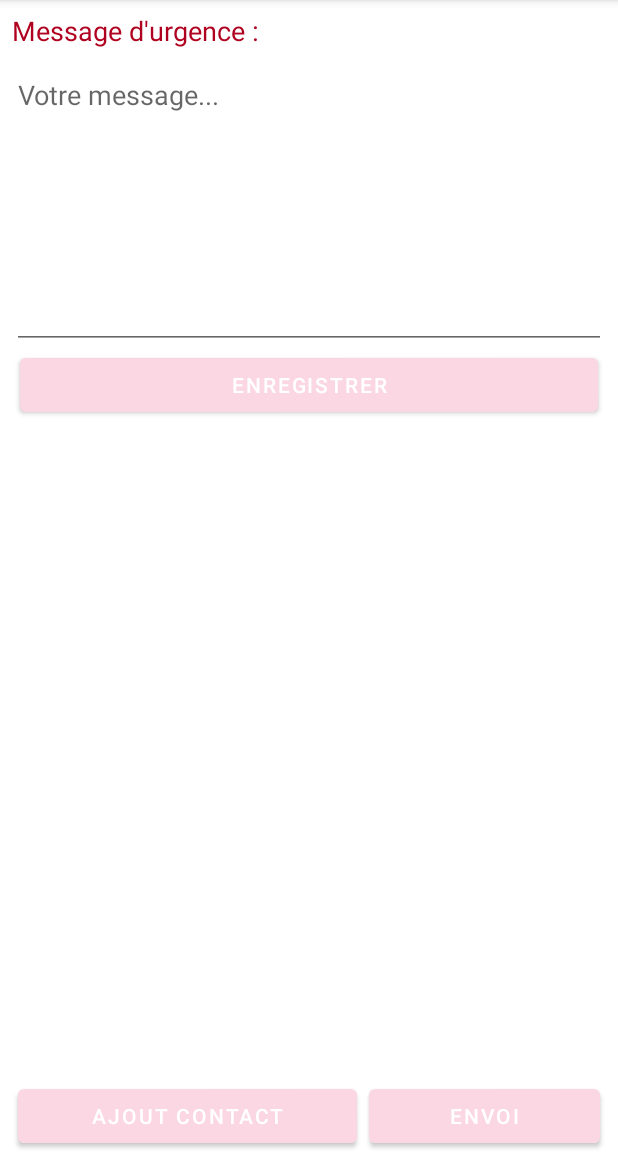
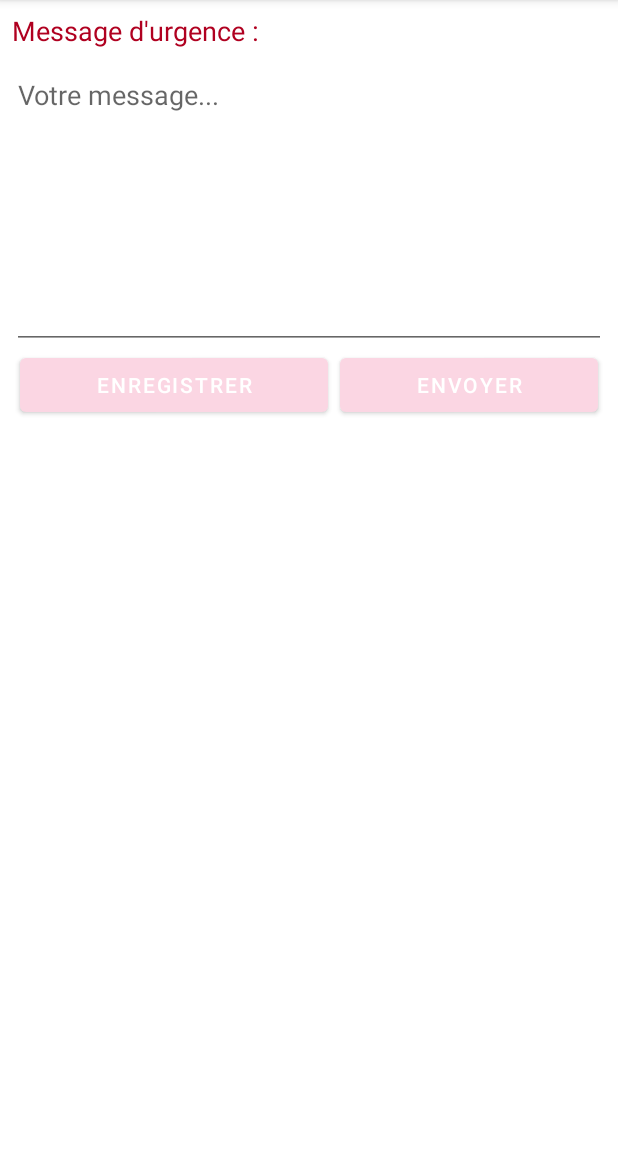
Before and after one commit to DocDirect2021/Doc_Direct, an Android app: the fragment FragmentUrgence placed in its activity, on a phone screen of 412 x 824 dp, the part 84-1236 px from its top. Run offline under Robolectric (Android 15) with nearby library versions, the phone set to English and light mode, and no system bars; our stand-ins replace Firebase (no records; nobody signed in at launch, a user with empty details on screens opened directly).

Commit message:
update ecran urgence

```diff
--- a/app/src/main/res/layout/fragment_urgence.xml
+++ b/app/src/main/res/layout/fragment_urgence.xml
@@ -29,7 +29,7 @@
         android:layout_marginEnd="8dp"
         android:ems="10"
         android:gravity="start|top"
-        android:hint="Votre message..."
+        android:hint="@string/enter_message"
         android:inputType="textMultiLine"
         android:minHeight="48dp"
         app:layout_constraintEnd_toEndOf="parent"
@@ -58,27 +58,6 @@
             android:layout_weight="1"
             android:text="@string/save" />
 
-    </LinearLayout>
-
-    <LinearLayout
-        android:id="@+id/linearLayout3"
-        android:layout_width="match_parent"
-        android:layout_height="wrap_content"
-        android:orientation="horizontal"
-        android:paddingStart="8dp"
-        android:paddingEnd="8dp"
-        app:layout_constraintBottom_toBottomOf="parent"
-        tools:layout_editor_absoluteX="138dp">
-
-        <Button
-            android:id="@+id/btnAddRecipient"
-            android:layout_width="wrap_content"
-            android:layout_height="wrap_content"
-            android:layout_marginLeft="4dp"
-            android:layout_marginRight="4dp"
-            android:layout_weight="1"
-            android:text="Ajout Contact" />
-
         <Button
             android:id="@+id/btnSendMsg"
             android:layout_width="wrap_content"
@@ -86,14 +65,14 @@
             android:layout_marginLeft="4dp"
             android:layout_marginRight="4dp"
             android:layout_weight="1"
-            android:text="Envoi" />
+            android:text="@string/send" />
 
     </LinearLayout>
 
     <androidx.recyclerview.widget.RecyclerView
         android:id="@+id/rcvRecipients"
         android:layout_width="409dp"
-        android:layout_height="333dp"
+        android:layout_height="377dp"
         app:layout_constraintEnd_toEndOf="parent"
         app:layout_constraintHorizontal_bias="0.5"
         app:layout_constraintStart_toStartOf="parent"
--- a/app/src/main/res/values/strings.xml
+++ b/app/src/main/res/values/strings.xml
@@ -10,5 +10,7 @@
     <string name="hello_blank_fragment">Hello blank fragment</string>
     <string name="message_sos">Message d\'urgence :</string>
     <string name="save">Enregistrer</string>
+    <string name="send">Envoyer</string>
+    <string name="enter_message">Votre message...</string>
 
 </resources>
```
